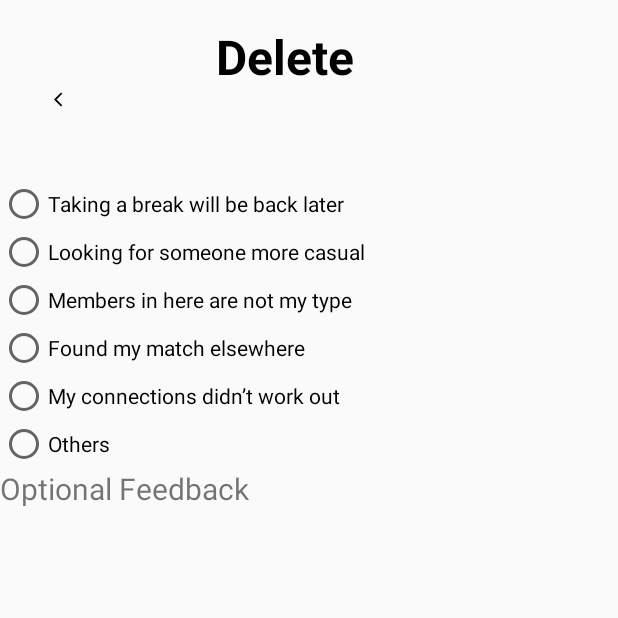
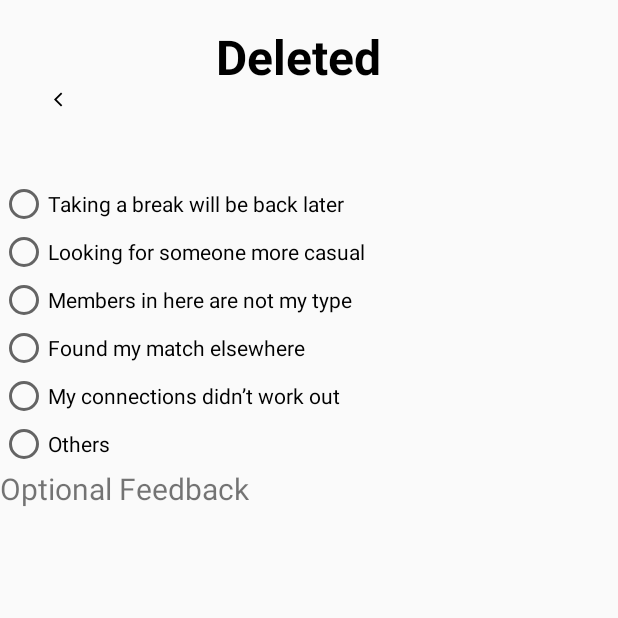
Before and after one commit to Ramreddy540/datingapp, an Android app: the DeleteActivity screen opened directly, with no data from a screen before it, on a phone screen of 412 x 824 dp, the top half of it. Run offline under Robolectric (Android 15) with nearby library versions, the phone set to English and light mode, and no system bars.

Commit message:
changed text delete

```diff
--- a/app/src/main/res/layout/activity_delete.xml
+++ b/app/src/main/res/layout/activity_delete.xml
@@ -14,7 +14,7 @@
             android:layout_height="wrap_content"
             android:layout_marginStart="144dp"
             android:layout_marginTop="16dp"
-            android:text="Delete"
+            android:text="Deleted"
             android:textColor="@color/black"
             android:textSize="32dp"
             android:textStyle="bold"
```
